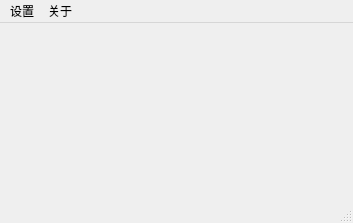
Qt form ui/main.ui (tonquer/picacg-qt) before a commit.
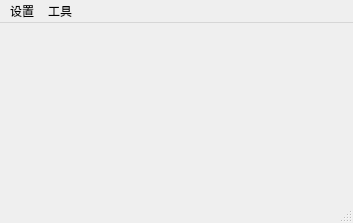
The same form after that commit.

```diff
--- a/ui/main.ui
+++ b/ui/main.ui
@@ -51,7 +51,7 @@
    </widget>
    <widget class="QMenu" name="menuabout">
     <property name="title">
-     <string>关于</string>
+     <string>工具</string>
     </property>
     <addaction name="actionabout"/>
    </widget>
```
Left out of the diff: 6 changed lines with no effect on the pictures.
